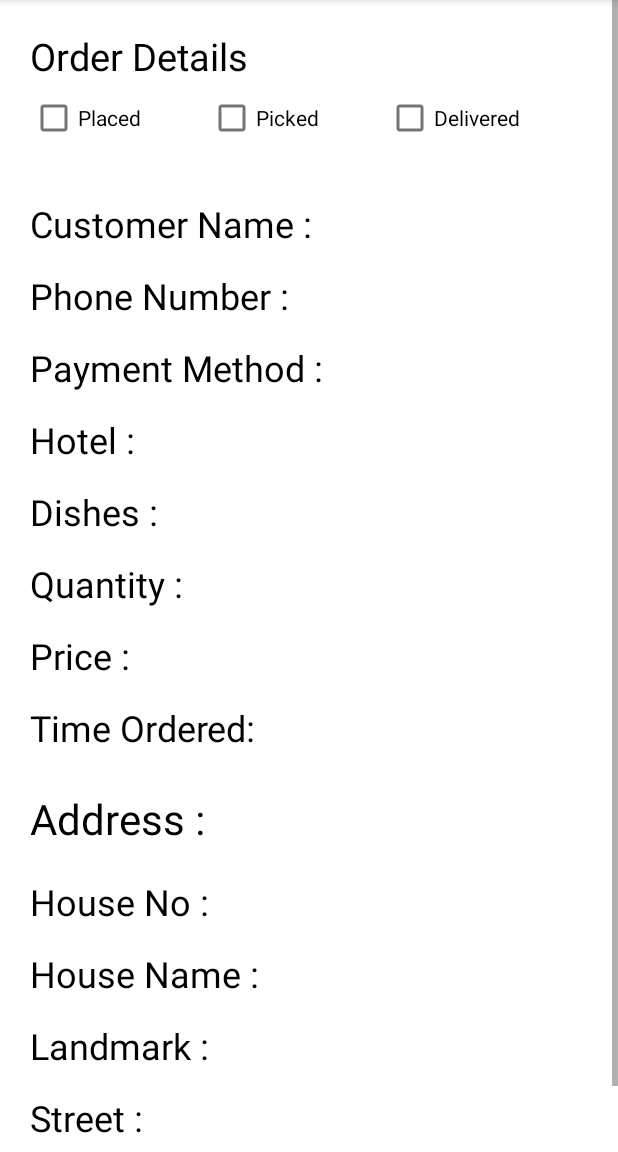
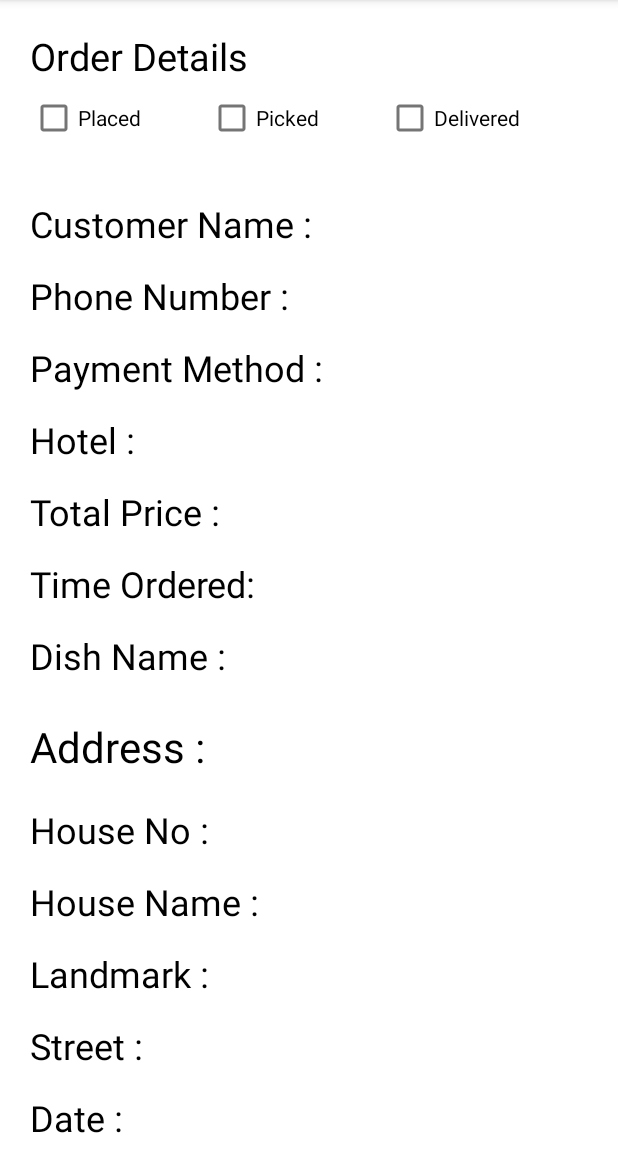
Before and after one commit to SaneenKP/BakeHouse-Delivery, an Android app: the orderDetailsDisplay screen opened directly, with no data from a screen before it, on a phone screen of 412 x 824 dp, the part 84-1236 px from its top. Run offline under Robolectric (Android 15) with nearby library versions, the phone set to English and light mode, and no system bars; our stand-ins replace Firebase (no records; nobody signed in at launch, a user with empty details on screens opened directly); 11 statements that could not run were skipped.

Commit message:
order details display completed

```diff
--- a/app/src/main/java/com/example/deliveryboy/orderDetailsDisplay.java
+++ b/app/src/main/java/com/example/deliveryboy/orderDetailsDisplay.java
@@ -1,14 +1,139 @@
 package com.example.deliveryboy;
 
+import androidx.annotation.NonNull;
 import androidx.appcompat.app.AppCompatActivity;
+import androidx.recyclerview.widget.LinearLayoutManager;
+import androidx.recyclerview.widget.RecyclerView;
 
+import android.content.Intent;
 import android.os.Bundle;
+import android.service.autofill.Dataset;
+import android.util.Log;
+import android.widget.CheckBox;
+import android.widget.TextView;
+import android.widget.Toast;
+
+import com.example.deliveryboy.PojoClasses.OrderDetails;
+import com.google.android.gms.tasks.OnCompleteListener;
+import com.google.android.gms.tasks.Task;
+import com.google.firebase.database.DataSnapshot;
+import com.google.firebase.database.DatabaseReference;
+import com.google.firebase.database.FirebaseDatabase;
 
 public class orderDetailsDisplay extends AppCompatActivity {
+
+    private TextView customerName , phoneNumber , paymentMethod , hotel , dish , price , time , houseno ,housename , landmark , street , date;
+    private CheckBox placed , picked , delivered;
+    private OrderDetails orderDetails;
+    private RecyclerView DishOrderDetails;
+    private RecyclerView.LayoutManager layoutManager;
+    private String dishNames , orderKey;
 
     @Override
     protected void onCreate(Bundle savedInstanceState) {
         super.onCreate(savedInstanceState);
         setContentView(R.layout.activity_order_details_display);
+
+        dishNames = new String();
+
+        customerName = findViewById(R.id.orderDetailName);
+        phoneNumber = findViewById(R.id.orderDetailPhoneNumber);
+        paymentMethod = findViewById(R.id.paymentMethod);
+        hotel = findViewById(R.id.Hotel);
+        price = findViewById(R.id.price);
+        time = findViewById(R.id.time);
+        houseno = findViewById(R.id.houseNo);
+        housename = findViewById(R.id.houseName);
+        dish = findViewById(R.id.DishName);
+        landmark = findViewById(R.id.landmark);
+        street = findViewById(R.id.street);
+        date = findViewById(R.id.date);
+
+        placed = findViewById(R.id.orderPlacedCheck);
+        picked = findViewById(R.id.orderPickedCheck);
+        delivered = findViewById(R.id.orderDeliveredCheck);
+
+        Intent getOrderDetails = getIntent();
+        orderDetails = (OrderDetails) getOrderDetails.getParcelableExtra("OrderDetails");
+        orderKey = getOrderDetails.getStringExtra("OrderKey");
+
+        setOrderDetails(orderDetails);
+        getHotel(orderDetails.getHotelId());
+
+        getDish(orderKey);
+
+    }
+
+    private void getHotel(String hotelId){
+
+
+       DatabaseReference getHotelNameReference = FirebaseDatabase.getInstance().getReference().child(getApplicationContext().getResources().getString(R.string.HotelNode)).child(hotelId);
+       getHotelNameReference.get().addOnCompleteListener(new OnCompleteListener<DataSnapshot>() {
+           @Override
+           public void onComplete(@NonNull Task<DataSnapshot> task) {
+                if (task.isSuccessful()){
+                    String hotel_name = task.getResult().child("hotel_name").getValue(String.class);
+                    hotel.setText(hotel_name);
+                }
+           }
+       });
+    }
+
+    private void getDish(String orderKey){
+
+        DatabaseReference getDishDetailsReference = FirebaseDatabase.getInstance().getReference().child(getApplicationContext().getResources().getString(R.string.OrderNode)).child(orderKey).child(getApplicationContext().getResources().getString(R.string.DishNode));
+        getDishDetailsReference.get().addOnCompleteListener(new OnCompleteListener<DataSnapshot>() {
+            @Override
+            public void onComplete(@NonNull Task<DataSnapshot> task) {
+                if (task.isSuccessful()){
+
+                    for (DataSnapshot snapshot : task.getResult().getChildren()){
+
+                        String key = snapshot.getKey();
+                        String Quantity = snapshot.child("Quantity").getValue(String.class);
+
+                        DatabaseReference getDishName = FirebaseDatabase.getInstance().getReference().child(getApplicationContext().getResources().getString(R.string.DishNode)).child(key);
+                        getDishName.get().addOnCompleteListener(new OnCompleteListener<DataSnapshot>() {
+                            @Override
+                            public void onComplete(@NonNull Task<DataSnapshot> task) {
+                                if (task.isSuccessful()){
+
+                                    String dishname = task.getResult().child("name").getValue(String.class);
+                                    dishNames = dishNames + dishname + "("+Quantity+") \n";
+                                    dish.setText(dishNames);
+
+                                }
+                                else
+                                {
+                                    Toast.makeText(getApplicationContext() , "Fetching Data Failed " , Toast.LENGTH_LONG).show();
+                                }
+                            }
+                        });
+
+                    }
+
+                }
+                else
+                {
+                    Toast.makeText(getApplicationContext() , "Fetching Data Failed " , Toast.LENGTH_LONG).show();
+                }
+            }
+        });
+
+    }
+
+    private void setOrderDetails(OrderDetails orderDetails) {
+
+        customerName.setText(orderDetails.getName());
+        phoneNumber.setText(orderDetails.getPhoneNumber());
+        paymentMethod.setText(orderDetails.getCOD().equals("yes")?"Cash On Delivery" : "Payment Done");
+        price.setText(orderDetails.getTotal());
+        time.setText(orderDetails.getTime());
+        houseno.setText(orderDetails.getHouseNo());
+        housename.setText(orderDetails.getHouseName());
+        landmark.setText(orderDetails.getLandmark());
+        street.setText(orderDetails.getStreet());
+        date.setText(orderDetails.getDate());
+
     }
 }
--- a/app/src/main/res/layout/activity_order_details_display.xml
+++ b/app/src/main/res/layout/activity_order_details_display.xml
@@ -9,7 +9,7 @@
 
     <ScrollView
         android:layout_width="wrap_content"
-        android:layout_height="match_parent"
+        android:layout_height="wrap_content"
         >
 
        <RelativeLayout
@@ -65,11 +65,12 @@
 
            </LinearLayout>
 
+
            <RelativeLayout
                android:layout_width="match_parent"
                android:layout_height="wrap_content"
-               android:layout_below="@id/checkboxwrapper"
                android:layout_marginTop="20dp"
+               android:layout_below="@+id/checkboxwrapper"
                >
 
                <TextView
@@ -166,11 +167,12 @@
                    android:layout_marginBottom="5dp"
                    />
 
+
                <TextView
                    android:layout_width="wrap_content"
                    android:layout_height="wrap_content"
-                   android:text="@string/Dish"
-                   android:id="@+id/DishesHead"
+                   android:text="@string/price"
+                   android:id="@+id/priceHead"
                    android:layout_below="@id/HotelHead"
                    android:textSize="24sp"
                    android:textColor="@color/black"
@@ -182,54 +184,6 @@
                    android:layout_width="wrap_content"
                    android:layout_height="wrap_content"
                    android:layout_below="@id/HotelHead"
-                   android:id="@+id/Dishes"
-                   android:textSize="22sp"
-                   android:textColor="@color/black"
-                   android:layout_toRightOf="@id/DishesHead"
-                   android:layout_marginTop="10dp"
-                   android:layout_marginBottom="5dp"
-                   />
-
-               <TextView
-                   android:layout_width="wrap_content"
-                   android:layout_height="wrap_content"
-                   android:text="@string/Quantity"
-                   android:id="@+id/QuantityHead"
-                   android:layout_below="@id/DishesHead"
-                   android:textSize="24sp"
-                   android:textColor="@color/black"
-                   android:layout_marginTop="10dp"
-                   android:layout_marginBottom="5dp"
-                   />
-
-               <TextView
-                   android:layout_width="wrap_content"
-                   android:layout_height="wrap_content"
-                   android:layout_below="@id/DishesHead"
-                   android:id="@+id/Quantity"
-                   android:textSize="22sp"
-                   android:textColor="@color/black"
-                   android:layout_toRightOf="@id/QuantityHead"
-                   android:layout_marginTop="10dp"
-                   android:layout_marginBottom="5dp"
-                   />
-
-               <TextView
-                   android:layout_width="wrap_content"
-                   android:layout_height="wrap_content"
-                   android:text="@string/price"
-                   android:id="@+id/priceHead"
-                   android:layout_below="@id/QuantityHead"
-                   android:textSize="24sp"
-                   android:textColor="@color/black"
-                   android:layout_marginTop="10dp"
-                   android:layout_marginBottom="5dp"
-                   />
-
-               <TextView
-                   android:layout_width="wrap_content"
-                   android:layout_height="wrap_content"
-                   android:layout_below="@id/QuantityHead"
                    android:id="@+id/price"
                    android:textSize="22sp"
                    android:textColor="@color/black"
@@ -262,11 +216,36 @@
                    android:layout_marginBottom="5dp"
                    />
 
+
+               <TextView
+                   android:layout_width="wrap_content"
+                   android:layout_height="wrap_content"
+                   android:text="@string/DishNameHead"
+                   android:id="@+id/DishNameHead"
+                   android:layout_below="@id/timeHead"
+                   android:textSize="24sp"
+                   android:textColor="@color/black"
+                   android:layout_marginTop="10dp"
+                   android:layout_marginBottom="5dp"
+                   />
+
+               <TextView
+                   android:layout_width="wrap_content"
+                   android:layout_height="wrap_content"
+                   android:id="@+id/DishName"
+                   android:textSize="22sp"
+                   android:textColor="@color/black"
+                   android:layout_toRightOf="@id/DishNameHead"
+                   android:layout_below="@id/timeHead"
+                   android:layout_marginTop="10dp"
+                   android:layout_marginBottom="5dp"
+                   />
+
                <TextView
                    android:layout_width="wrap_content"
                    android:layout_height="wrap_content"
                    android:layout_marginTop="20dp"
-                   android:layout_below="@id/timeHead"
+                   android:layout_below="@id/DishNameHead"
                    android:text="Address : "
                    android:textSize="28sp"
                    android:id="@+id/add"
--- a/app/src/main/res/values/strings.xml
+++ b/app/src/main/res/values/strings.xml
@@ -16,7 +16,7 @@
     <string name="Hotel">Hotel : </string>
     <string name="Dish">Dishes : </string>
     <string name="Quantity">Quantity : </string>
-    <string name="price">Price : </string>
+    <string name="price">Total Price : </string>
     <string name="time">Time Ordered:</string>
     <string name="houseNo">House No : </string>
     <string name="houseName">House Name : </string>
@@ -24,4 +24,18 @@
     <string name="street">Street : </string>
     <string name="date">Date : </string>
 
+    <!-- Dish Details -->
+
+    <string name="DishNameHead">Dish Name :</string>
+    <string name="DishQuantityHead">Quantity :</string>
+    <string name="DishPriceHead">Price :</string>
+
+
+    <!-- Database nodes -->
+
+    <string name="foodNode">Food</string>
+    <string name="DishNode">Dishes</string>
+    <string name="OrderNode">Orders</string>
+    <string name="HotelNode">Hotels</string>
+
 </resources>
```
Also changed, not shown: app/src/main/java/com/example/deliveryboy/Adapters/OrderViewAdapter.java (renamed from app/src/main/java/com/example/deliveryboy/OrderViewAdapter.java, +19 -10 lines), app/src/main/java/com/example/deliveryboy/Orders.java (+7 -69 lines).
